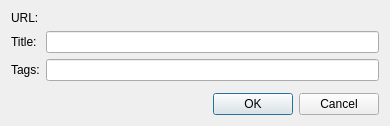
0xd34df00d/leechcraft, file src/plugins/poshuku/editbookmarkdialog.ui: the form before one commit.
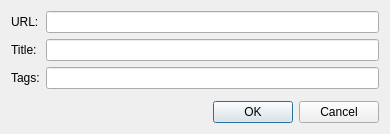
The form after the commit. Custom widgets are drawn as their Qt base class.

Commit message: Poshuku: support changing URL in bookmark editor.

What changed in the file:
```diff
--- a/src/plugins/poshuku/editbookmarkdialog.ui
+++ b/src/plugins/poshuku/editbookmarkdialog.ui
@@ -7,7 +7,7 @@
     <x>0</x>
     <y>0</y>
     <width>390</width>
-    <height>116</height>
+    <height>117</height>
    </rect>
   </property>
   <property name="windowTitle">
@@ -24,13 +24,6 @@
      </property>
     </widget>
    </item>
-   <item row="0" column="1">
-    <widget class="QLabel" name="Label_">
-     <property name="text">
-      <string/>
-     </property>
-    </widget>
-   </item>
    <item row="1" column="0">
     <widget class="QLabel" name="label_2">
      <property name="text">
@@ -74,6 +67,9 @@
      </property>
     </spacer>
    </item>
+   <item row="0" column="1">
+    <widget class="QLineEdit" name="URL_"/>
+   </item>
   </layout>
  </widget>
  <customwidgets>
```
The commit also changes 2 other files.
